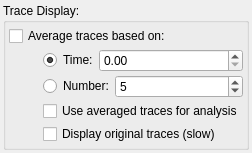
Qt form acq4/analysis/modules/STDPAnalyzer/STDPControlTemplate.ui (acq4/acq4) before a commit.
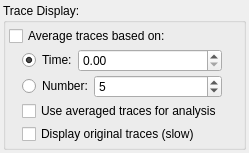
The same form after that commit. Custom widgets are drawn as their Qt base class.

Commit message: Averaging seems to be working :)

Diff of the .ui file:
```diff
--- a/acq4/analysis/modules/STDPAnalyzer/STDPControlTemplate.ui
+++ b/acq4/analysis/modules/STDPAnalyzer/STDPControlTemplate.ui
@@ -6,7 +6,7 @@
    <rect>
     <x>0</x>
     <y>0</y>
-    <width>252</width>
+    <width>249</width>
     <height>139</height>
    </rect>
   </property>
@@ -25,7 +25,7 @@
      <property name="title">
       <string>Trace Display:</string>
      </property>
-     <layout class="QGridLayout" name="gridLayout_3">
+     <layout class="QGridLayout" name="gridLayout_3" columnstretch="0,1,0">
       <property name="margin">
        <number>3</number>
       </property>
@@ -124,6 +124,19 @@
         </property>
        </spacer>
       </item>
+      <item row="1" column="2">
+       <spacer name="horizontalSpacer_2">
+        <property name="orientation">
+         <enum>Qt::Horizontal</enum>
+        </property>
+        <property name="sizeHint" stdset="0">
+         <size>
+          <width>40</width>
+          <height>20</height>
+         </size>
+        </property>
+       </spacer>
+      </item>
      </layout>
     </widget>
    </item>
```
The commit also changes 2 other files.
